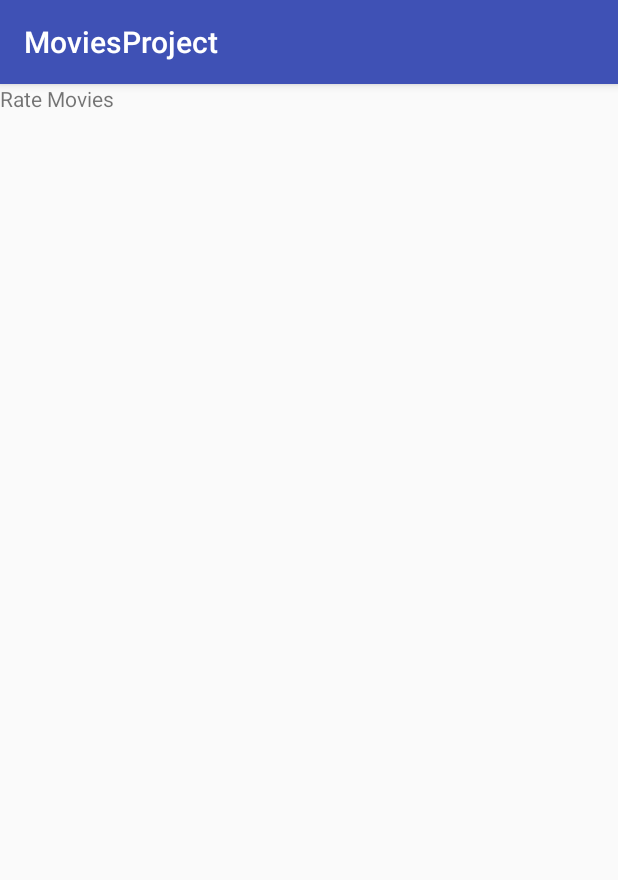
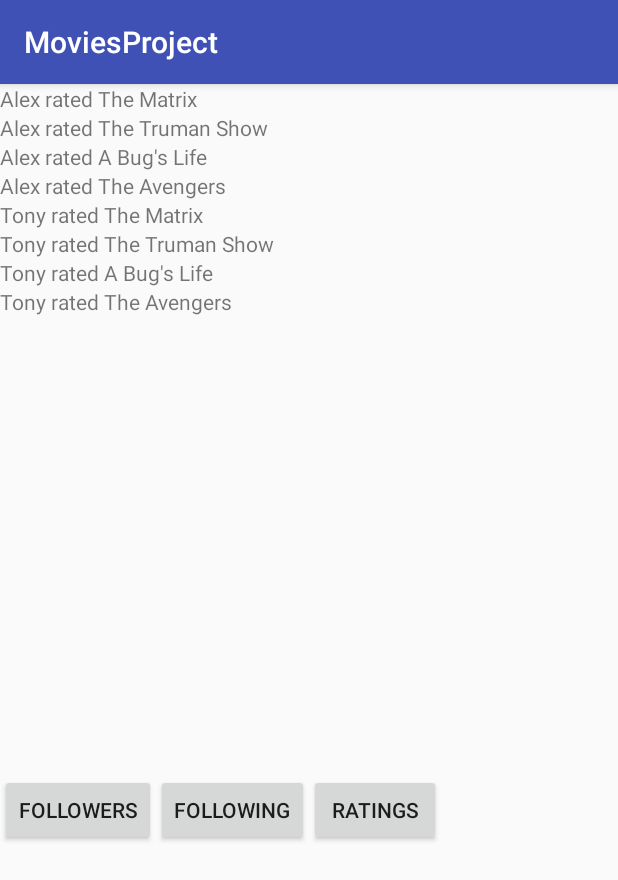
Before and after one commit to glassa/MoviesProject, an Android app: the fragment Tab2RateMovies shown on its own in the app's theme, on a phone screen of 412 x 824 dp. Shown: the top 880 px of the screen. Run offline under Robolectric (Android 15) with nearby library versions, the phone set to English and light mode, and no system bars.

Commit message:
Temporary upload to save my work while I rebase off of tony's most recent change.

```diff
--- a/app/src/main/java/glassa/tacoma/uw/edu/moviesproject/Tab1Home.java
+++ b/app/src/main/java/glassa/tacoma/uw/edu/moviesproject/Tab1Home.java
@@ -1,29 +1,62 @@
 package glassa.tacoma.uw.edu.moviesproject;
 
 
+import android.os.AsyncTask;
 import android.os.Bundle;
 import android.support.v4.app.Fragment;
 import android.view.LayoutInflater;
 import android.view.View;
 import android.view.ViewGroup;
+import android.widget.ArrayAdapter;
+import android.widget.ListView;
+import android.widget.Toast;
+
+import java.util.ArrayList;
+import java.util.List;
+
+import glassa.tacoma.uw.edu.moviesproject.movie.Movie;
+
+
 
 
 /**
  * A simple {@link Fragment} subclass.
  */
 public class Tab1Home extends Fragment {
-
+    private ListView listFeed;
+    private List<String> feedList;
 
     public Tab1Home() {
         // Required empty public constructor
     }
 
-
     @Override
     public View onCreateView(LayoutInflater inflater, ViewGroup container,
                              Bundle savedInstanceState) {
-        // Inflate the layout for this fragment
+//        listFeed = (ListView) getView().findViewById(R.id.homeFeed);
+//        feedList = new ArrayList<String>();
+
+
         return inflater.inflate(R.layout.fragment_tab1_home, container, false);
     }
 
+    private class DownloadCoursesTask extends AsyncTask<String, Void, String> {
+
+        @Override
+        protected void onPostExecute(String result) {
+            if (result.startsWith("Unable to")) {
+                Toast.makeText(getActivity().getApplicationContext(), result, Toast.LENGTH_LONG)
+                        .show();
+                return;
+            }
+
+
+        }
+
+        @Override
+        protected String doInBackground(String... strings) {
+            return null;
+        }
+    }
+
 }
--- a/app/src/main/res/layout/fragment_tab2_rate_movies.xml
+++ b/app/src/main/res/layout/fragment_tab2_rate_movies.xml
@@ -1,13 +1,92 @@
-<FrameLayout xmlns:android="http://schemas.android.com/apk/res/android"
+<LinearLayout xmlns:android="http://schemas.android.com/apk/res/android"
     xmlns:tools="http://schemas.android.com/tools"
+    android:orientation="vertical"
     android:layout_width="match_parent"
     android:layout_height="match_parent"
-    tools:context="glassa.tacoma.uw.edu.moviesproject.Tab2RateMovies">
+    tools:context="glassa.tacoma.uw.edu.moviesproject.Tab1Home">
 
     <!-- TODO: Update blank fragment layout -->
-    <TextView
+    <!--<TextView-->
+    <!--android:layout_width="match_parent"-->
+    <!--android:layout_height="match_parent"-->
+    <!--android:text="@string/tab1_string" />-->
+
+    <!--<ListView-->
+    <!--android:id="@id/homeFeed"-->
+    <!--android:layout_width="match_parent"-->
+    <!--android:layout_height="wrap_content">-->
+
+
+    <!--</ListView>-->
+    <FrameLayout
         android:layout_width="match_parent"
-        android:layout_height="match_parent"
-        android:text="@string/tab2_string" />
+        android:layout_height="460dp">
 
-</FrameLayout>
+        <LinearLayout
+            android:orientation="vertical"
+            android:layout_width="match_parent"
+            android:layout_height="match_parent">
+
+            <TextView
+                android:layout_width="wrap_content"
+                android:layout_height="wrap_content"
+                android:text="Alex rated The Matrix"/>
+            <TextView
+                android:layout_width="wrap_content"
+                android:layout_height="wrap_content"
+                android:text="Alex rated The Truman Show"/>
+            <TextView
+                android:layout_width="wrap_content"
+                android:layout_height="wrap_content"
+                android:text="Alex rated A Bug's Life"
+                />
+            <TextView
+                android:layout_width="wrap_content"
+                android:layout_height="wrap_content"
+                android:text="Alex rated The Avengers"
+                />
+            <TextView
+                android:layout_width="wrap_content"
+                android:layout_height="wrap_content"
+                android:text="Tony rated The Matrix"/>
+            <TextView
+                android:layout_width="wrap_content"
+                android:layout_height="wrap_content"
+                android:text="Tony rated The Truman Show"/>
+            <TextView
+                android:layout_width="wrap_content"
+                android:layout_height="wrap_content"
+                android:text="Tony rated A Bug's Life"
+                />
+            <TextView
+                android:layout_width="wrap_content"
+                android:layout_height="wrap_content"
+                android:text="Tony rated The Avengers"
+                />
+        </LinearLayout>
+
+    </FrameLayout>
+
+
+    <LinearLayout
+        android:layout_width="match_parent"
+        android:layout_height="wrap_content">
+
+        <Button
+            android:layout_width="wrap_content"
+            android:layout_height="wrap_content"
+            android:text="Followers"/>
+        <Button
+            android:layout_width="wrap_content"
+            android:layout_height="wrap_content"
+            android:text="Following"/>
+
+        <Button
+            android:layout_width="wrap_content"
+            android:layout_height="wrap_content"
+            android:text="Ratings"/>
+
+    </LinearLayout>
+
+
+</LinearLayout>
```
